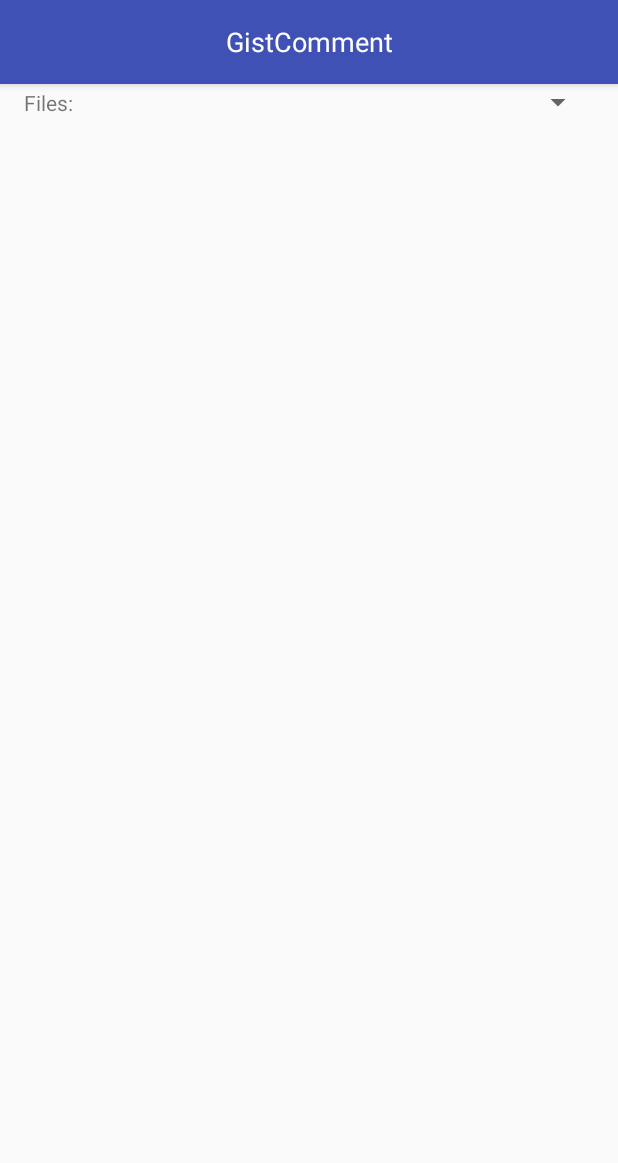
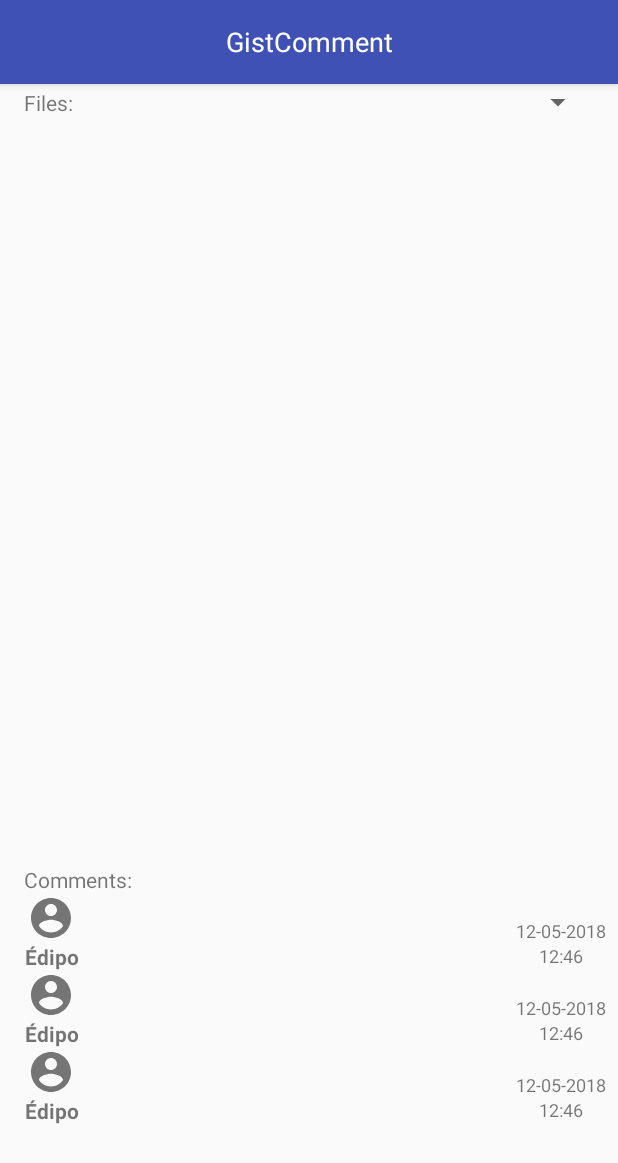
Before and after one commit to edipo2s/Gist-Comment, an Android app: the layout activity_gist.xml on its own in the app's theme, with its tools: preview values and no code run, on a phone screen of 412 x 824 dp. Shown: the top 1163 px of the screen. Run offline under Robolectric (Android 15) with nearby library versions, the phone set to English and light mode, and no system bars.

Commit message:
Show gist comments

```diff
--- a/app/build.gradle
+++ b/app/build.gradle
@@ -24,6 +24,7 @@ android {
 ext {
     archVersion = "1.1.1"
     dagger_version = "2.15"
+    glideVersion = "4.6.1"
     moshiVersion = "1.5.0"
     okIOVersion = "1.13.0"
     okHttpVersion = "3.9.1"
@@ -45,6 +46,9 @@ dependencies {
     kapt "android.arch.lifecycle:compiler:$archVersion"
 
     implementation "com.google.firebase:firebase-ml-vision:15.0.0"
+    implementation "com.github.bumptech.glide:glide:$glideVersion"
+    implementation "com.github.bumptech.glide:okhttp3-integration:$glideVersion"
+    implementation "com.jakewharton.threetenabp:threetenabp:1.0.5"
 
     api "com.google.dagger:dagger-android:$dagger_version"
     api "com.google.dagger:dagger-android-support:$dagger_version"
--- a/app/src/main/java/com/edipo2s/gistcomment/model/remote/IGistRemoteSource.kt
+++ b/app/src/main/java/com/edipo2s/gistcomment/model/remote/IGistRemoteSource.kt
@@ -16,4 +16,7 @@ internal interface IGistRemoteSource {
     @GET("gists/{$PATH_GIST_ID}")
     fun getGist(@Path(PATH_GIST_ID) id: String): LiveData<ApiResponse<GistRsp>>
 
+    @GET("gists/{$PATH_GIST_ID}/comments")
+    fun getGistComments(@Path(PATH_GIST_ID) id: String): LiveData<ApiResponse<List<GistCommentRsp>>>
+
 }
--- a/app/src/main/java/com/edipo2s/gistcomment/ui/GistViewModel.kt
+++ b/app/src/main/java/com/edipo2s/gistcomment/ui/GistViewModel.kt
@@ -7,6 +7,7 @@ import android.arch.lifecycle.MutableLiveData
 import android.arch.lifecycle.Transformations
 import com.edipo2s.gistcomment.model.GistRepository
 import com.edipo2s.gistcomment.model.entity.Gist
+import com.edipo2s.gistcomment.model.entity.GistComment
 import com.edipo2s.gistcomment.network.resource.Resource
 import javax.inject.Inject
 
@@ -19,6 +20,10 @@ internal class GistViewModel @Inject constructor(private val gistRepository: Gis
         gistRepository.getGist(it)
     }
 
+    val gistCommentsLiveData: LiveData<Resource<List<GistComment>>> = Transformations.switchMap(gistIdLiveData) {
+        gistRepository.getGistComments(it)
+    }
+
     fun requestGist(id: String) {
         gistIdLiveData.value = id
     }
--- /dev/null
+++ b/app/src/main/res/drawable/svg_user.xml
@@ -0,0 +1,9 @@
+<vector xmlns:android="http://schemas.android.com/apk/res/android"
+    android:width="24dp"
+    android:height="24dp"
+    android:viewportWidth="24.0"
+    android:viewportHeight="24.0">
+    <path
+        android:fillColor="#757575"
+        android:pathData="M12,2C6.48,2 2,6.48 2,12s4.48,10 10,10 10,-4.48 10,-10S17.52,2 12,2zM12,5c1.66,0 3,1.34 3,3s-1.34,3 -3,3 -3,-1.34 -3,-3 1.34,-3 3,-3zM12,19.2c-2.5,0 -4.71,-1.28 -6,-3.22 0.03,-1.99 4,-3.08 6,-3.08 1.99,0 5.97,1.09 6,3.08 -1.29,1.94 -3.5,3.22 -6,3.22z" />
+</vector>
--- a/app/src/main/res/layout/activity_gist.xml
+++ b/app/src/main/res/layout/activity_gist.xml
@@ -43,20 +43,20 @@
         android:id="@+id/text_files"
         android:layout_width="wrap_content"
         android:layout_height="wrap_content"
+        android:layout_marginStart="16dp"
         android:text="@string/gist_files"
-        android:layout_marginStart="16dp"
-        app:layout_constraintTop_toTopOf="@id/spinner_files"
         app:layout_constraintBottom_toBottomOf="@id/spinner_files"
-        app:layout_constraintStart_toStartOf="parent" />
+        app:layout_constraintStart_toStartOf="parent"
+        app:layout_constraintTop_toTopOf="@id/spinner_files" />
 
     <Spinner
         android:id="@+id/spinner_files"
         android:layout_width="0dp"
         android:layout_height="wrap_content"
+        android:layout_marginEnd="16dp"
         android:layout_marginStart="16dp"
-        android:layout_marginEnd="16dp"
+        android:inputType="none"
         android:spinnerMode="dropdown"
-        android:inputType="none"
         app:layout_constraintEnd_toEndOf="parent"
         app:layout_constraintStart_toEndOf="@id/text_files"
         app:layout_constraintTop_toBottomOf="@id/toolbar" />
@@ -65,7 +65,7 @@
         android:layout_width="0dp"
         android:layout_height="0dp"
         android:layout_margin="16dp"
-        app:layout_constraintBottom_toBottomOf="parent"
+        app:layout_constraintBottom_toTopOf="@id/guideline"
         app:layout_constraintEnd_toEndOf="parent"
         app:layout_constraintStart_toStartOf="parent"
         app:layout_constraintTop_toBottomOf="@id/spinner_files">
@@ -79,4 +79,34 @@
 
     </ScrollView>
 
+    <android.support.constraint.Guideline
+        android:id="@+id/guideline"
+        android:layout_width="wrap_content"
+        android:layout_height="wrap_content"
+        android:orientation="horizontal"
+        app:layout_constraintGuide_percent="0.7" />
+
+    <TextView
+        android:id="@+id/text_comments"
+        android:layout_width="wrap_content"
+        android:layout_height="wrap_content"
+        android:layout_marginStart="16dp"
+        android:text="@string/gist_comments"
+        app:layout_constraintStart_toStartOf="parent"
+        app:layout_constraintTop_toBottomOf="@id/guideline" />
+
+    <android.support.v7.widget.RecyclerView
+        android:id="@+id/list_comments"
+        android:layout_width="0dp"
+        android:layout_height="0dp"
+        android:orientation="vertical"
+        android:scrollbarFadeDuration="0"
+        android:scrollbars="vertical"
+        app:layoutManager="android.support.v7.widget.LinearLayoutManager"
+        app:layout_constraintBottom_toBottomOf="parent"
+        app:layout_constraintEnd_toEndOf="parent"
+        app:layout_constraintStart_toStartOf="parent"
+        app:layout_constraintTop_toBottomOf="@id/text_comments"
+        tools:listitem="@layout/item_comment" />
+
 </android.support.constraint.ConstraintLayout>
--- /dev/null
+++ b/app/src/main/res/layout/item_comment.xml
@@ -0,0 +1,77 @@
+<?xml version="1.0" encoding="utf-8"?>
+<android.support.constraint.ConstraintLayout xmlns:android="http://schemas.android.com/apk/res/android"
+    xmlns:app="http://schemas.android.com/apk/res-auto"
+    xmlns:tools="http://schemas.android.com/tools"
+    android:layout_width="match_parent"
+    android:layout_height="wrap_content">
+
+    <ImageView
+        android:id="@+id/image_user"
+        android:layout_width="32dp"
+        android:layout_height="32dp"
+        app:layout_constraintBottom_toTopOf="@id/text_name"
+        app:layout_constraintEnd_toEndOf="@id/text_name"
+        app:layout_constraintStart_toStartOf="@id/text_name"
+        app:layout_constraintTop_toTopOf="parent"
+        app:layout_constraintVertical_chainStyle="packed"
+        app:srcCompat="@drawable/svg_user" />
+
+    <TextView
+        android:id="@+id/text_name"
+        android:layout_width="wrap_content"
+        android:layout_height="wrap_content"
+        android:layout_marginStart="16dp"
+        android:gravity="center"
+        android:textStyle="bold"
+        app:layout_constraintBottom_toBottomOf="parent"
+        app:layout_constraintEnd_toStartOf="@id/barrier"
+        app:layout_constraintStart_toStartOf="parent"
+        app:layout_constraintTop_toBottomOf="@id/image_user"
+        tools:text="Édipo" />
+
+    <android.support.constraint.Barrier
+        android:id="@+id/barrier"
+        android:layout_width="wrap_content"
+        android:layout_height="wrap_content"
+        app:barrierDirection="end"
+        app:constraint_referenced_ids="image_user,text_name" />
+
+    <TextView
+        android:id="@+id/text_comment"
+        android:layout_width="0dp"
+        android:layout_height="wrap_content"
+        android:layout_marginBottom="8dp"
+        android:layout_marginEnd="8dp"
+        android:layout_marginStart="16dp"
+        android:layout_marginTop="8dp"
+        android:maxLines="4"
+        app:layout_constraintBottom_toBottomOf="parent"
+        app:layout_constraintEnd_toStartOf="@id/text_date"
+        app:layout_constraintStart_toEndOf="@id/barrier"
+        app:layout_constraintTop_toTopOf="parent"
+        tools:text="@tools:sample/lorem/random" />
+
+    <TextView
+        android:id="@+id/text_date"
+        android:layout_width="wrap_content"
+        android:layout_height="wrap_content"
+        android:layout_marginEnd="8dp"
+        android:layout_marginTop="16dp"
+        android:gravity="center"
+        android:textSize="12sp"
+        app:layout_constraintEnd_toEndOf="parent"
+        app:layout_constraintTop_toTopOf="parent"
+        tools:text="12-05-2018" />
+
+    <TextView
+        android:id="@+id/text_time"
+        android:layout_width="wrap_content"
+        android:layout_height="wrap_content"
+        android:gravity="center"
+        android:textSize="12sp"
+        app:layout_constraintEnd_toEndOf="@id/text_date"
+        app:layout_constraintStart_toStartOf="@id/text_date"
+        app:layout_constraintTop_toBottomOf="@id/text_date"
+        tools:text="12:46" />
+
+</android.support.constraint.ConstraintLayout>
--- a/app/src/main/res/values/strings.xml
+++ b/app/src/main/res/values/strings.xml
@@ -6,6 +6,7 @@
     <string name="request_permission">This sample needs camera permission.</string>
 
     <string name="gist_files">Files:</string>
+    <string name="gist_comments">Comments:</string>
     <string name="tip">Please point the camera for a QRCode with a gist address.</string>
     <string name="signin_required">You must sign on github before comment.</string>
 
```
Also changed, not shown: app/src/main/java/com/edipo2s/gistcomment/Extensions.kt (added, +32 -0 lines), app/src/main/java/com/edipo2s/gistcomment/model/GistRepository.kt (+20 -0 lines), app/src/main/java/com/edipo2s/gistcomment/model/entity/GistComment.kt (added, +13 -0 lines), app/src/main/java/com/edipo2s/gistcomment/model/remote/GistCommentRsp.kt (added, +17 -0 lines), app/src/main/java/com/edipo2s/gistcomment/network/GlideCircleTransform.kt (added, +50 -0 lines), app/src/main/java/com/edipo2s/gistcomment/ui/GistActivity.kt (+73 -6 lines).
